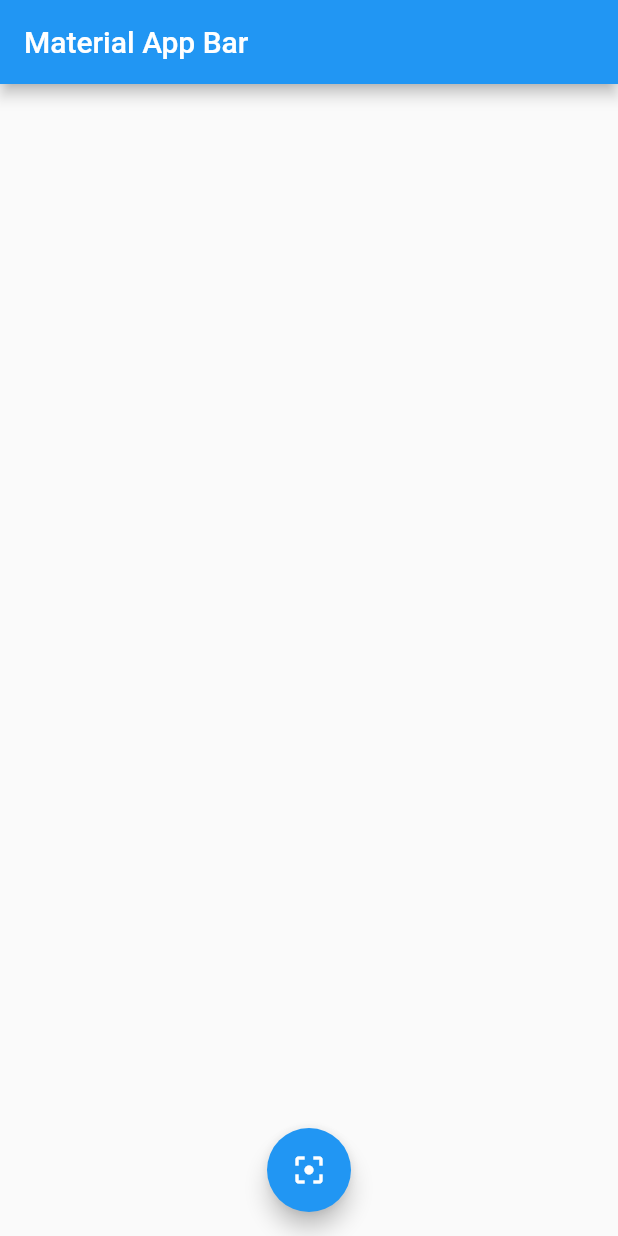
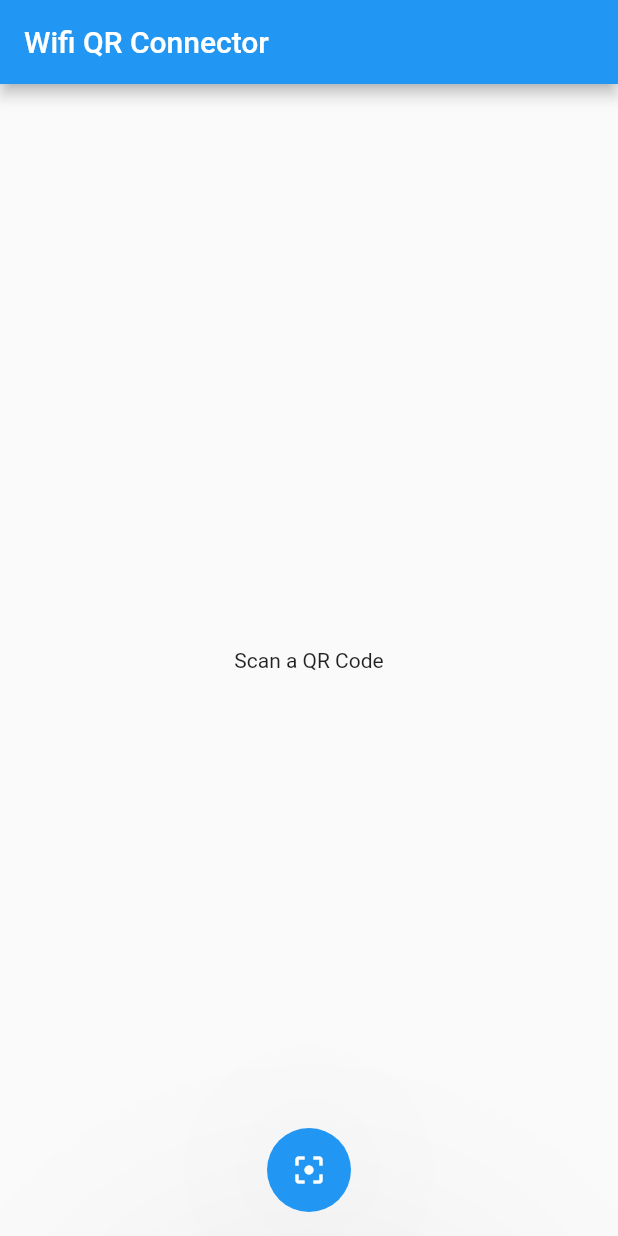
Before and after one commit to JordiDeSanta/WifiAutoConnector, a Flutter app: the screen it shows after launch, after a tap on the "filter center focus" icon, on a phone screen of 412 x 824 dp. Run offline on Flutter 3.47's test engine with Material 2 defaults, Android fonts, the phone set to English and light mode, and no system bars; missing offline and left inert: flutter_barcode_scanner, wifi_configuration.

Commit message:
Modifying phone UI

```diff
--- a/lib/main.dart
+++ b/lib/main.dart
@@ -8,6 +8,7 @@ class MyApp extends StatelessWidget {
   Widget build(BuildContext context) {
     return MaterialApp(
       title: 'Wifi Auto Connector',
+      debugShowCheckedModeBanner: false,
       home: HomePage(),
       initialRoute: 'home',
       routes: {
--- a/lib/src/pages/home_page.dart
+++ b/lib/src/pages/home_page.dart
@@ -1,19 +1,25 @@
 import 'package:autoconnector/src/widgets/scan_button.dart';
 import 'package:flutter/material.dart';
+import 'package:flutter/services.dart';
 
 class HomePage extends StatelessWidget {
   const HomePage({Key key}) : super(key: key);
 
   @override
   Widget build(BuildContext context) {
-    return Container(
-      child: Scaffold(
-        appBar: AppBar(
-          title: Text('Material App Bar'),
-        ),
-        floatingActionButtonLocation: FloatingActionButtonLocation.centerFloat,
-        floatingActionButton: ScanButton(),
+    SystemChrome.setSystemUIOverlayStyle(SystemUiOverlayStyle.light.copyWith(
+      statusBarColor: Colors.blue[500],
+      systemNavigationBarColor: Colors.white,
+      systemNavigationBarDividerColor: Colors.white,
+    ));
+
+    return Scaffold(
+      appBar: AppBar(
+        title: Text('Wifi QR Connector'),
       ),
+      floatingActionButtonLocation: FloatingActionButtonLocation.centerFloat,
+      floatingActionButton: ScanButton(),
+      body: Center(child: Text('Scan a QR Code')),
     );
   }
 }
--- a/lib/src/widgets/scan_button.dart
+++ b/lib/src/widgets/scan_button.dart
@@ -9,22 +9,25 @@ class ScanButton extends StatelessWidget {
   Widget build(BuildContext context) {
     return FloatingActionButton(
       child: Icon(Icons.filter_center_focus),
+      elevation: 100,
       onPressed: () async {
         final barcodeScanRes = await FlutterBarcodeScanner.scanBarcode(
-          '#FF0000',
+          '#716be3',
           'Cancel',
           false,
           ScanMode.QR,
         );
-        getConnectionState();
+
         if (barcodeScanRes == '-1') {
           return;
         }
+
+        getConnectionState(barcodeScanRes);
       },
     );
   }
 
-  void getConnectionState() async {
+  void getConnectionState(String code) async {
     var listAvailableWifi = await WifiConfiguration.getWifiList();
     print("get wifi list : " + listAvailableWifi.toString());
     WifiConnectionStatus connectionStatus =
```
